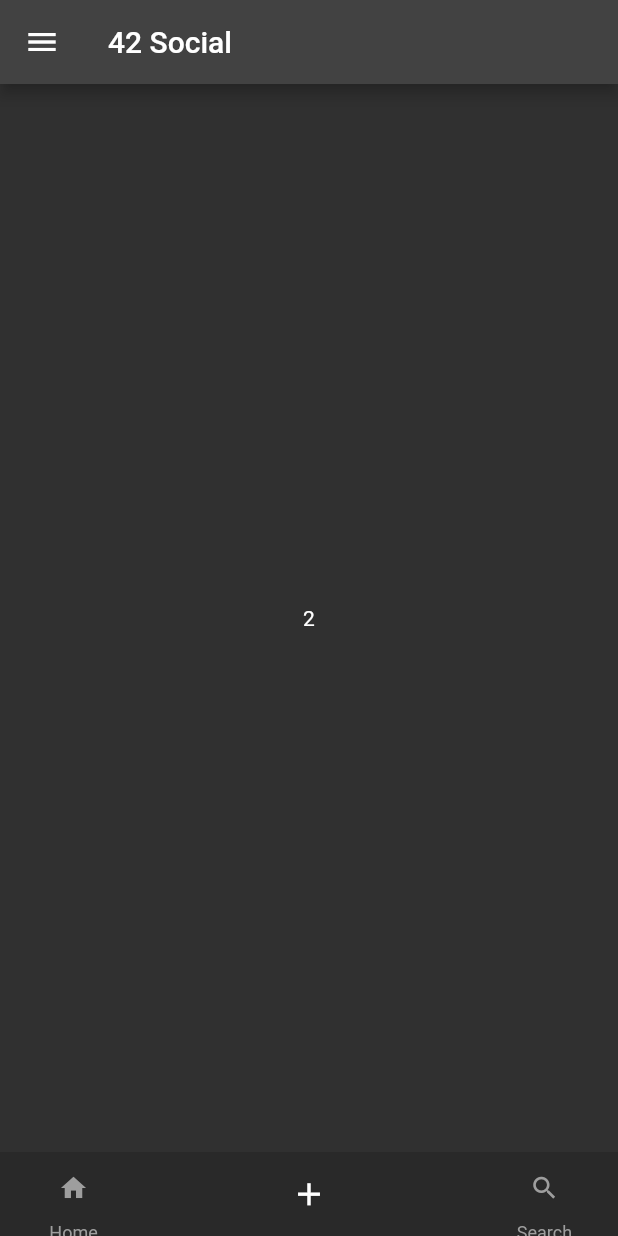
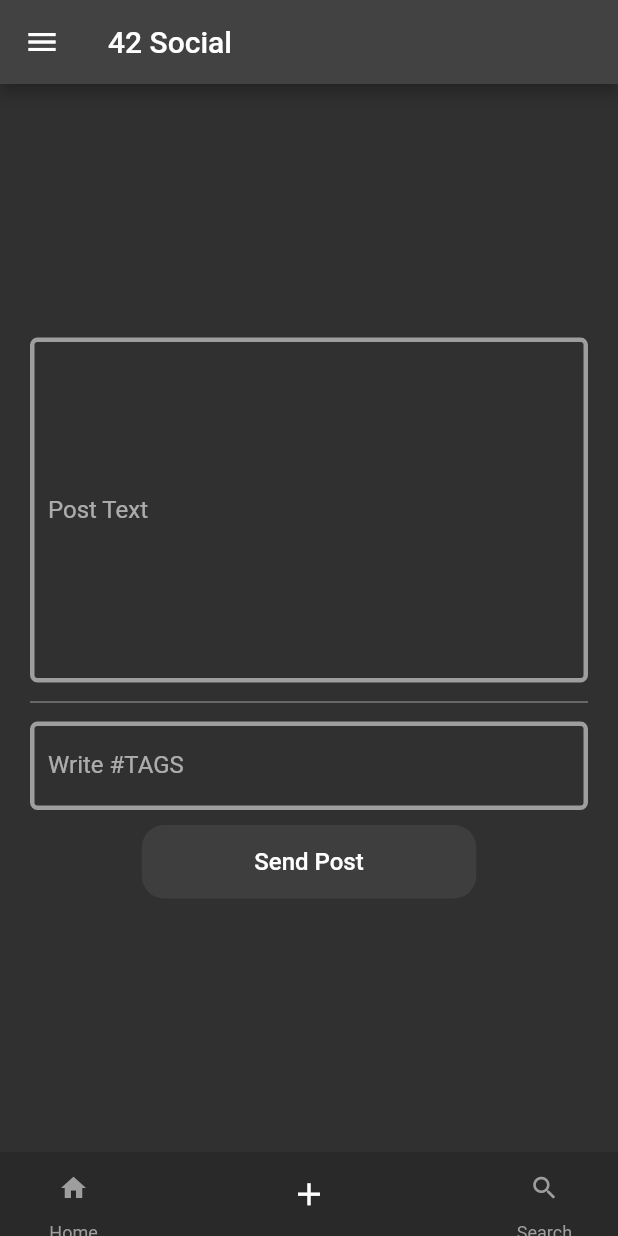
Before and after one commit to TalhaAksoy/FirstFlutterProject, a Flutter app: the MainPage screen opened directly, item 2 of the bottom bar chosen, on a phone screen of 412 x 824 dp. Run offline on Flutter 3.47's test engine with Material 2 defaults, Android fonts, the phone set to English and light mode, and no system bars; our stand-ins replace google_fonts; network calls fail.

Commit message:
Create Post Page Added

```diff
--- /dev/null
+++ b/lib/createPost.dart
@@ -0,0 +1,112 @@
+// ignore_for_file: prefer_const_constructors
+// ignore_for_file: prefer_const_literals_to_create_immutables
+// ignore_for_file: no_logic_in_create_state
+import 'package:flutter/material.dart';
+
+class CreatePost extends StatefulWidget {
+  const CreatePost({super.key});
+
+  @override
+  State<CreatePost> createState() => _CreatePostState();
+}
+
+class _CreatePostState extends State<CreatePost> {
+  Widget postTextArea() {
+    return (Padding(
+      padding: EdgeInsets.symmetric(horizontal: 20),
+      child: TextField(
+        maxLines: 10,
+        decoration: InputDecoration(
+          labelText: "Post Text",
+          enabledBorder: OutlineInputBorder(
+              borderSide: const BorderSide(
+                width: 3,
+                color: Colors.grey,
+              ),
+              borderRadius: BorderRadius.circular(5)),
+          focusedBorder: OutlineInputBorder(
+              borderSide: const BorderSide(width: 3, color: Colors.lightBlue)),
+        ),
+      ),
+    ));
+  }
+
+  Widget tagsTextArea() {
+    return (Padding(
+      padding: EdgeInsets.symmetric(horizontal: 20),
+      child: TextField(
+        decoration: InputDecoration(
+            labelText: "Write #TAGS",
+            enabledBorder: OutlineInputBorder(
+                borderSide: const BorderSide(width: 3, color: Colors.grey),
+                borderRadius: BorderRadius.circular(5)),
+            focusedBorder: OutlineInputBorder(
+                borderSide:
+                    const BorderSide(width: 3, color: Colors.lightBlue))),
+      ),
+    ));
+  }
+
+  Widget myDivider(final double sizedBoxSize, final double paddingSize) {
+    return (Column(
+      children: [
+        SizedBox(height: sizedBoxSize),
+        Padding(
+          padding: EdgeInsets.symmetric(horizontal: paddingSize),
+          child: Divider(
+            color: Colors.grey,
+          ),
+        ),
+        SizedBox(height: sizedBoxSize),
+      ],
+    ));
+  }
+
+  Widget sendButton() {
+    return (Column(
+      children: [
+        SizedBox(height: 10),
+        DecoratedBox(
+            decoration: BoxDecoration(
+              borderRadius: BorderRadius.circular(15),
+            ),
+            child: ElevatedButton(
+                style: ButtonStyle(
+                    elevation: MaterialStateProperty.all(0),
+                    alignment: Alignment.center,
+                    padding: MaterialStateProperty.all(const EdgeInsets.only(
+                        right: 75, left: 75, top: 15, bottom: 15)),
+                    backgroundColor: MaterialStateProperty.all(
+                        Color.fromARGB(255, 63, 62, 62)),
+                    shape: MaterialStateProperty.all(
+                      RoundedRectangleBorder(
+                          borderRadius: BorderRadius.circular(15)),
+                    )),
+                onPressed: () {},
+                child: const Text(
+                  "Send Post",
+                  style: TextStyle(color: Color(0xffffffff), fontSize: 16),
+                ))),
+      ],
+    ));
+  }
+
+  @override
+  Widget build(BuildContext context) {
+    return Scaffold(
+      body: SafeArea(
+        child: Center(
+          child: Column(
+            mainAxisAlignment: MainAxisAlignment.center,
+            children: [
+              postTextArea(),
+              myDivider(5, 20),
+              tagsTextArea(),
+              sendButton()
+            ],
+          ),
+        ),
+      ),
+    );
+  }
+}
--- a/lib/mainPage.dart
+++ b/lib/mainPage.dart
@@ -7,6 +7,7 @@ import 'package:flutter/material.dart';
 import 'package:flutter/src/widgets/container.dart';
 import 'package:flutter/src/widgets/framework.dart';
 import 'package:my_app/PostPage.dart';
+import 'package:my_app/createPost.dart';
 import 'package:my_app/settingPage.dart';
 
 int _selectedIndex = 0;
@@ -16,7 +17,7 @@ final screen = [
     child: PostPage(),
   ),
   Center(
-    child: Text("2"),
+    child: CreatePost(),
   ),
   Center(
     child: Text("3"),
```
